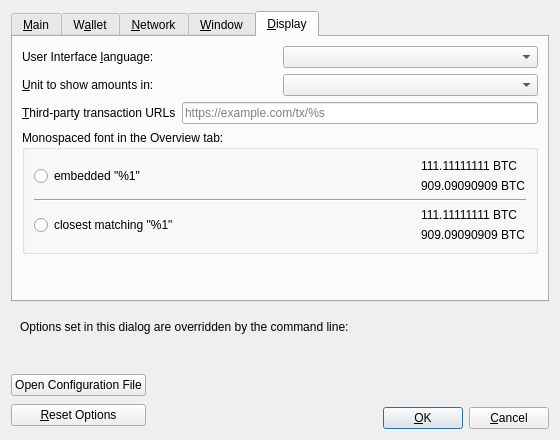
Before: the Qt Designer form src/qt/forms/optionsdialog.ui in dimmarvel/newbellcoin, drawn with Qt 5.
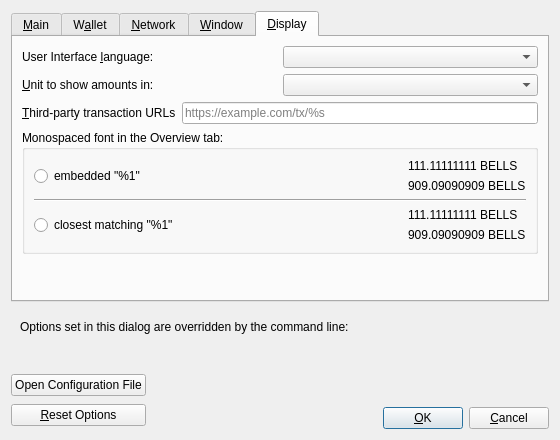
After: the same form once the commit is applied. The open tabs and pages were chosen to show the change. Custom widgets are drawn as their Qt base class.

Patch:
```diff
--- a/src/qt/forms/optionsdialog.ui
+++ b/src/qt/forms/optionsdialog.ui
@@ -804,14 +804,14 @@
               <item>
                <widget class="QLabel" name="embeddedFont_label_1">
                 <property name="text">
-                 <string notr="true">111.11111111 BTC</string>
+                 <string notr="true">111.11111111 BELLS</string>
                 </property>
                </widget>
               </item>
               <item>
                <widget class="QLabel" name="embeddedFont_label_9">
                 <property name="text">
-                 <string notr="true">909.09090909 BTC</string>
+                 <string notr="true">909.09090909 BELLS</string>
                 </property>
                </widget>
               </item>
@@ -853,14 +853,14 @@
               <item>
                <widget class="QLabel" name="systemFont_label_1">
                 <property name="text">
-                 <string notr="true">111.11111111 BTC</string>
+                 <string notr="true">111.11111111 BELLS</string>
                 </property>
                </widget>
               </item>
               <item>
                <widget class="QLabel" name="systemFont_label_9">
                 <property name="text">
-                 <string notr="true">909.09090909 BTC</string>
+                 <string notr="true">909.09090909 BELLS</string>
                 </property>
                </widget>
               </item>
```
Left out of the diff: 12 changed lines with no effect on the pictures.
